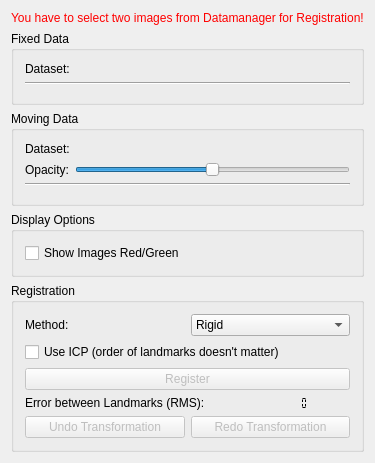
MITK/MITK, file Modules/Bundles/org.mitk.gui.qt.pointbasedregistration/src/internal/QmitkPointBasedRegistrationViewControls.ui: the form before one commit.
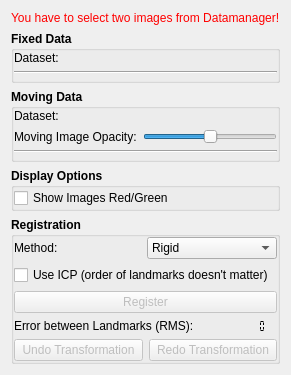
The form after the commit. Custom widgets are drawn as their Qt base class.

Commit message: FIX (#2730): Changed layout for a better usability.

Patch:
```diff
--- a/Modules/Bundles/org.mitk.gui.qt.pointbasedregistration/src/internal/QmitkPointBasedRegistrationViewControls.ui
+++ b/Modules/Bundles/org.mitk.gui.qt.pointbasedregistration/src/internal/QmitkPointBasedRegistrationViewControls.ui
@@ -6,8 +6,8 @@
    <rect>
     <x>0</x>
     <y>0</y>
-    <width>338</width>
-    <height>438</height>
+    <width>287</width>
+    <height>373</height>
    </rect>
   </property>
   <property name="sizePolicy">
@@ -66,7 +66,7 @@
       </palette>
      </property>
      <property name="text">
-      <string>You have to select two images from Datamanager for Registration!</string>
+      <string>You have to select two images from Datamanager!</string>
      </property>
     </widget>
    </item>
@@ -78,14 +78,32 @@
        <verstretch>0</verstretch>
       </sizepolicy>
      </property>
+     <property name="font">
+      <font>
+       <weight>75</weight>
+       <bold>true</bold>
+      </font>
+     </property>
      <property name="title">
       <string>Fixed Data</string>
      </property>
+     <property name="flat">
+      <bool>true</bool>
+     </property>
      <layout class="QVBoxLayout" name="verticalLayout">
+      <property name="margin">
+       <number>0</number>
+      </property>
       <item>
        <layout class="QHBoxLayout" name="horizontalLayout">
         <item>
          <widget class="QLabel" name="TextLabelFixed">
+          <property name="font">
+           <font>
+            <weight>50</weight>
+            <bold>false</bold>
+           </font>
+          </property>
           <property name="text">
            <string>Dataset:</string>
           </property>
@@ -134,14 +152,32 @@
    </item>
    <item>
     <widget class="QGroupBox" name="m_MovingData">
+     <property name="font">
+      <font>
+       <weight>75</weight>
+       <bold>true</bold>
+      </font>
+     </property>
      <property name="title">
       <string>Moving Data</string>
      </property>
+     <property name="flat">
+      <bool>true</bool>
+     </property>
      <layout class="QVBoxLayout" name="verticalLayout_2">
+      <property name="margin">
+       <number>0</number>
+      </property>
       <item>
        <layout class="QHBoxLayout" name="horizontalLayout_2">
         <item>
          <widget class="QLabel" name="TextLabelMoving">
+          <property name="font">
+           <font>
+            <weight>50</weight>
+            <bold>false</bold>
+           </font>
+          </property>
           <property name="text">
            <string>Dataset:</string>
           </property>
@@ -163,8 +199,14 @@
        <layout class="QHBoxLayout" name="_3">
         <item>
          <widget class="QLabel" name="m_OpacityLabel">
+          <property name="font">
+           <font>
+            <weight>50</weight>
+            <bold>false</bold>
+           </font>
+          </property>
           <property name="text">
-           <string>Opacity:</string>
+           <string>Moving Image Opacity:</string>
           </property>
           <property name="wordWrap">
            <bool>false</bool>
@@ -223,10 +265,22 @@
    </item>
    <item>
     <widget class="QGroupBox" name="groupBox4">
+     <property name="font">
+      <font>
+       <weight>75</weight>
+       <bold>true</bold>
+      </font>
+     </property>
      <property name="title">
       <string>Display Options</string>
      </property>
+     <property name="flat">
+      <bool>true</bool>
+     </property>
      <layout class="QVBoxLayout" name="verticalLayout_3">
+      <property name="margin">
+       <number>0</number>
+      </property>
       <item>
        <widget class="QCheckBox" name="m_ShowRedGreenValues">
         <property name="sizePolicy">
@@ -235,6 +289,12 @@
           <verstretch>0</verstretch>
          </sizepolicy>
         </property>
+        <property name="font">
+         <font>
+          <weight>50</weight>
+          <bold>false</bold>
+         </font>
+        </property>
         <property name="text">
          <string>Show Images Red/Green</string>
         </property>
@@ -245,14 +305,32 @@
    </item>
    <item>
     <widget class="QGroupBox" name="groupBox3">
+     <property name="font">
+      <font>
+       <weight>75</weight>
+       <bold>true</bold>
+      </font>
+     </property>
      <property name="title">
       <string>Registration</string>
      </property>
+     <property name="flat">
+      <bool>true</bool>
+     </property>
      <layout class="QVBoxLayout" name="verticalLayout_4">
+      <property name="margin">
+       <number>0</number>
+      </property>
       <item>
        <layout class="QHBoxLayout" name="_5">
         <item>
          <widget class="QLabel" name="textLabel1">
+          <property name="font">
+           <font>
+            <weight>50</weight>
+            <bold>false</bold>
+           </font>
+          </property>
           <property name="text">
            <string>Method:</string>
           </property>
@@ -269,6 +347,12 @@
             <verstretch>0</verstretch>
            </sizepolicy>
           </property>
+          <property name="font">
+           <font>
+            <weight>50</weight>
+            <bold>false</bold>
+           </font>
+          </property>
           <item>
            <property name="text">
             <string>Rigid</string>
@@ -295,6 +379,12 @@
       </item>
       <item>
        <widget class="QCheckBox" name="m_UseICP">
+        <property name="font">
+         <font>
+          <weight>50</weight>
+          <bold>false</bold>
+         </font>
+        </property>
         <property name="text">
          <string>Use ICP (order of landmarks doesn't matter)</string>
         </property>
@@ -317,6 +407,12 @@
           <height>0</height>
          </size>
         </property>
+        <property name="font">
+         <font>
+          <weight>50</weight>
+          <bold>false</bold>
+         </font>
+        </property>
         <property name="text">
          <string>Register</string>
         </property>
@@ -332,6 +428,12 @@
             <verstretch>0</verstretch>
            </sizepolicy>
           </property>
+          <property name="font">
+           <font>
+            <weight>50</weight>
+            <bold>false</bold>
+           </font>
+          </property>
           <property name="text">
            <string>Error between Landmarks (RMS):</string>
           </property>
@@ -348,6 +450,12 @@
             <verstretch>0</verstretch>
            </sizepolicy>
           </property>
+          <property name="font">
+           <font>
+            <weight>50</weight>
+            <bold>false</bold>
+           </font>
+          </property>
           <property name="frameShape">
            <enum>QFrame::NoFrame</enum>
           </property>
@@ -386,6 +494,12 @@
             <verstretch>0</verstretch>
            </sizepolicy>
           </property>
+          <property name="font">
+           <font>
+            <weight>50</weight>
+            <bold>false</bold>
+           </font>
+          </property>
           <property name="text">
            <string>Undo Transformation</string>
           </property>
@@ -402,6 +516,12 @@
             <verstretch>0</verstretch>
            </sizepolicy>
           </property>
+          <property name="font">
+           <font>
+            <weight>50</weight>
+            <bold>false</bold>
+           </font>
+          </property>
           <property name="text">
            <string>Redo Transformation</string>
           </property>
@@ -412,6 +532,19 @@
      </layout>
     </widget>
    </item>
+   <item>
+    <spacer name="verticalSpacer">
+     <property name="orientation">
+      <enum>Qt::Vertical</enum>
+     </property>
+     <property name="sizeHint" stdset="0">
+      <size>
+       <width>1</width>
+       <height>1</height>
+      </size>
+     </property>
+    </spacer>
+   </item>
   </layout>
  </widget>
  <layoutdefault spacing="6" margin="11"/>
```
The commit also changes 1 other file.
